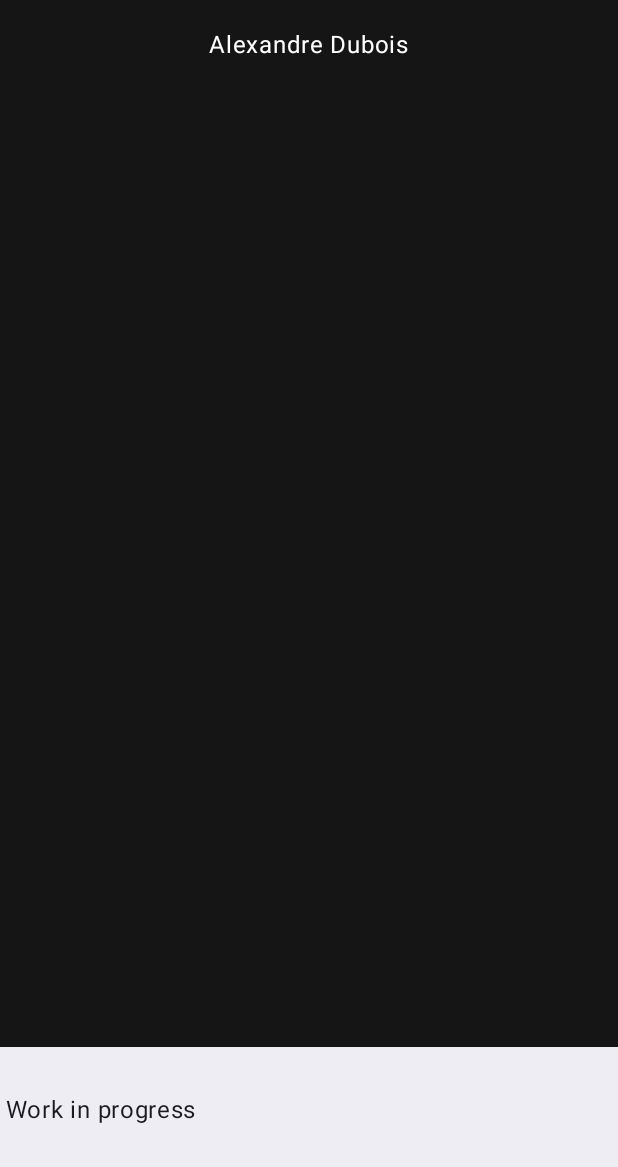
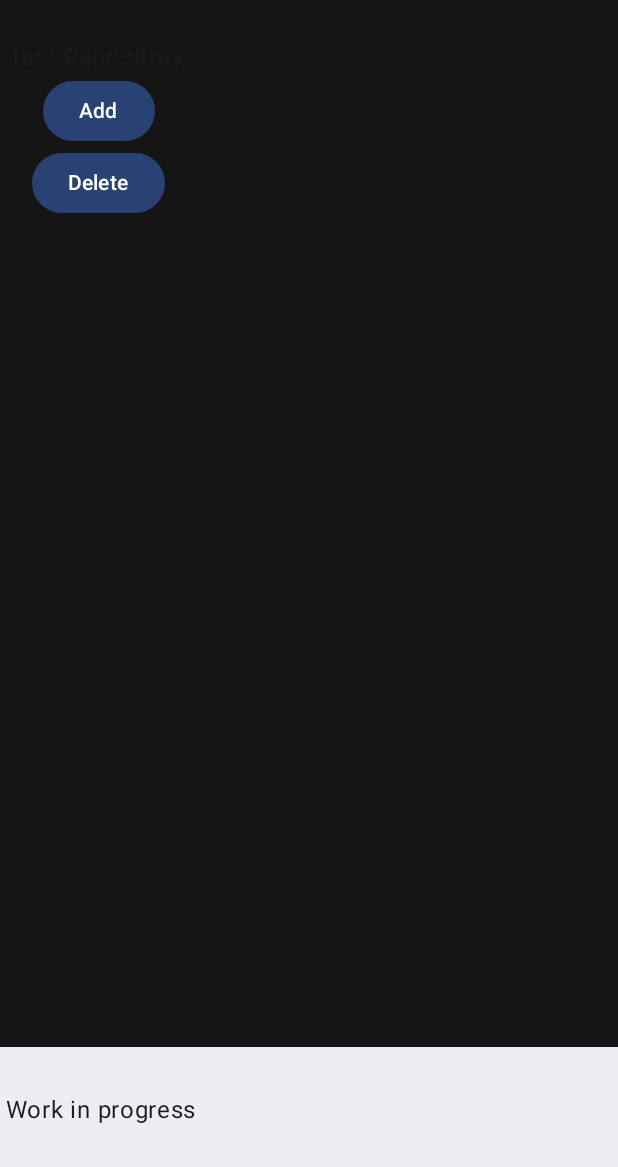
Before and after one commit to Alexandre121298/Quizo-KotlinProject, an Android app built with Jetpack Compose: the screen it shows after launch (MainActivity), after a tap on "Go to Quiz Screen", on a phone screen of 412 x 824 dp, the part 69-1236 px from its top. Run offline under Robolectric (Android 15) with nearby library versions, the phone set to English and light mode, and no system bars; our stand-ins replace Room's generated code.

```diff
--- a/app/src/main/AndroidManifest.xml
+++ b/app/src/main/AndroidManifest.xml
@@ -13,7 +13,9 @@
         android:roundIcon="@mipmap/ic_launcher_round"
         android:supportsRtl="true"
         android:theme="@style/Theme.Quizo"
-        tools:targetApi="31">
+        tools:targetApi="31"
+        android:name=".architecture.CustomApplication"
+        >
         <activity
             android:name=".ui.MainActivity"
             android:exported="true"
--- /dev/null
+++ b/app/src/main/java/fr/upjv/quizo/architecture/CustomApplication.kt
@@ -0,0 +1,23 @@
+package fr.upjv.quizo.architecture
+
+import android.app.Application
+import androidx.room.Room
+
+class CustomApplication : Application() {
+    companion object {
+        lateinit var instance: CustomApplication
+    }
+
+    lateinit var mApplicationDatabase: CustomRoomDatabase
+
+    override fun onCreate() {
+        super.onCreate()
+        instance = this
+
+        mApplicationDatabase = Room.databaseBuilder(
+            applicationContext,
+            CustomRoomDatabase::class.java,
+            "QuizzDatabase"
+        ).fallbackToDestructiveMigration().build()
+    }
+}
--- a/app/src/main/java/fr/upjv/quizo/architecture/QuizzCustomRoomDatabase.kt
+++ b/app/src/main/java/fr/upjv/quizo/architecture/QuizzCustomRoomDatabase.kt
@@ -13,5 +13,5 @@ import fr.upjv.quizo.data.dao.QuizzDao
     exportSchema = false
 )
 abstract class CustomRoomDatabase : RoomDatabase() {
-    abstract fun chuckNorrisDao(): QuizzDao
+    abstract fun quizzDao(): QuizzDao
 }
--- a/app/src/main/java/fr/upjv/quizo/data/dao/QuizzDao.kt
+++ b/app/src/main/java/fr/upjv/quizo/data/dao/QuizzDao.kt
@@ -16,7 +16,7 @@ interface QuizzDao {
 
 
     @Insert(onConflict = OnConflictStrategy.REPLACE)
-    fun insert(chuckNorrisEntity: QuizzEntity)
+    fun insert(quizzEntity: QuizzEntity)
 
 
     @Query("DELETE FROM quizo_table")
--- a/app/src/main/java/fr/upjv/quizo/data/remote/QuizzEndpoint.kt
+++ b/app/src/main/java/fr/upjv/quizo/data/remote/QuizzEndpoint.kt
@@ -2,8 +2,9 @@ package fr.upjv.quizo.data.remote
 
 import fr.upjv.quizo.data.model.QuizzDto
 import retrofit2.http.GET
+import retrofit2.http.Headers
 
 interface QuizzEndpoint {
-    @GET("questions")
-    suspend fun getRandomQuote() : QuizzDto
+    @GET("questions?limit=1")
+    suspend fun getRandomQuestion() : QuizzDto
 }
--- /dev/null
+++ b/app/src/main/java/fr/upjv/quizo/data/repository/QuizzRepository.kt
@@ -0,0 +1,33 @@
+package fr.upjv.quizo.data.repository
+
+import fr.upjv.quizo.architecture.CustomApplication
+import fr.upjv.quizo.architecture.RetrofitBuilder
+import fr.upjv.quizo.data.dao.QuizzDao
+import fr.upjv.quizo.data.model.QuizzObject
+import fr.upjv.quizo.data.model.toDomain
+import fr.upjv.quizo.data.model.toRoom
+import kotlinx.coroutines.flow.Flow
+import kotlinx.coroutines.flow.map
+
+class QuizzRepository {
+
+    private val quizzDao = CustomApplication.instance.mApplicationDatabase.quizzDao()
+
+    suspend fun fetchData(){
+//        quizzDao.insert(RetrofitBuilder.getQuizz().getRandomQuestion().toRoom())
+    }
+
+    fun deleteAll() {
+//        quizzDao.deleteAll()
+    }
+
+//    fun selectAll(): Flow<List<QuizzObject>> {
+//        return quizzDao.selectAll().map { list ->
+//            list.toDomain()
+//        }
+//    }
+
+    fun selectAll(): String {
+        return "test Repository"
+    }
+}
--- a/app/src/main/java/fr/upjv/quizo/ui/navigation/ApplicationNavigation.kt
+++ b/app/src/main/java/fr/upjv/quizo/ui/navigation/ApplicationNavigation.kt
@@ -6,7 +6,6 @@ import androidx.navigation.NavHostController
 import androidx.navigation.compose.NavHost
 import androidx.navigation.compose.composable
 import androidx.navigation.compose.rememberNavController
-import fr.upjv.quizo.ui.screen.InformationScreen
 import fr.upjv.quizo.ui.screen.MainScreen
 import fr.upjv.quizo.ui.screen.QuizoScreen
 
--- a/app/src/main/java/fr/upjv/quizo/ui/screen/QuizoScreen.kt
+++ b/app/src/main/java/fr/upjv/quizo/ui/screen/QuizoScreen.kt
@@ -2,24 +2,44 @@ package fr.upjv.quizo.ui.screen
 
 import androidx.compose.foundation.layout.Column
 import androidx.compose.foundation.layout.fillMaxSize
+import androidx.compose.foundation.layout.padding
 import androidx.compose.foundation.lazy.LazyColumn
+import androidx.compose.material3.Button
 import androidx.compose.material3.Text
 import androidx.compose.runtime.Composable
+import androidx.compose.runtime.collectAsState
 import androidx.compose.ui.Alignment
 import androidx.compose.ui.Modifier
 import androidx.compose.ui.graphics.Color
+import androidx.compose.ui.unit.dp
+import androidx.lifecycle.viewmodel.compose.viewModel
+import fr.upjv.quizo.ui.viewmodel.QuizzViewModel
 
 @Composable
 fun QuizoScreen() {
 
-    Column(
-        modifier = Modifier.fillMaxSize(),
+    val viewModel: QuizzViewModel = viewModel()
+    //val list = viewModel.questions.collectAsState(emptyList()).value
+    val list = viewModel.questions.toString()
+
+
+    LazyColumn(
+        modifier = Modifier.padding(8.dp),
         horizontalAlignment = Alignment.CenterHorizontally,
-    )
-    {
-        Text(
-            text = "Alexandre Dubois",
-            color = Color.White
-        )
+    ) {
+//        items(count = list.size) {
+//            Text(text = "Name = ${list[it].question}")
+//        }
+        item { Text(text = list) }
+        item {
+            Button(
+                content = { Text("Add") },
+                onClick = { viewModel.insertNewQuestion() }
+            )
+            Button(
+                content = { Text("Delete") },
+                onClick = { viewModel.deleteAllQuestions() }
+            )
+        }
     }
 }
--- /dev/null
+++ b/app/src/main/java/fr/upjv/quizo/ui/viewmodel/QuizzViewModel.kt
@@ -0,0 +1,37 @@
+package fr.upjv.quizo.ui.viewmodel
+
+import androidx.lifecycle.ViewModel
+import androidx.lifecycle.viewModelScope
+import fr.upjv.quizo.ui.model.QuizzItemUi
+import fr.upjv.quizo.ui.model.toUI
+import fr.upjv.quizo.data.repository.QuizzRepository
+import kotlinx.coroutines.Dispatchers
+import kotlinx.coroutines.flow.map
+import kotlinx.coroutines.launch
+import kotlinx.coroutines.flow.Flow
+
+class QuizzViewModel : ViewModel() {
+    private val quizzRepository: QuizzRepository by lazy { QuizzRepository() }
+//    private val _questions: Flow<List<QuizzItemUi>>
+//        get() = quizzRepository.selectAll().map { list ->
+//            list.toUI()
+//        }
+
+    private val _questions: String
+        get() = quizzRepository.selectAll()
+
+    val questions = _questions
+
+    fun insertNewQuestion(){
+        viewModelScope.launch(Dispatchers.IO){
+            quizzRepository.fetchData()
+        }
+    }
+
+    fun deleteAllQuestions(){
+        viewModelScope.launch(Dispatchers.IO)
+        {
+            quizzRepository.deleteAll()
+        }
+    }
+}
```
Also changed, not shown: app/build.gradle.kts (+18 -3 lines), app/src/main/java/fr/upjv/quizo/architecture/QuizzRetrofitBuilder.kt (+24 -2 lines), app/src/main/java/fr/upjv/quizo/data/model/QuizzDto.kt (+15 -6 lines), app/src/main/java/fr/upjv/quizo/data/model/QuizzEntity.kt (+5 -5 lines), app/src/main/java/fr/upjv/quizo/data/model/QuizzObject.kt (+4 -4 lines), app/src/main/java/fr/upjv/quizo/ui/model/QuizzItemUi.kt (added, +23 -0 lines).
